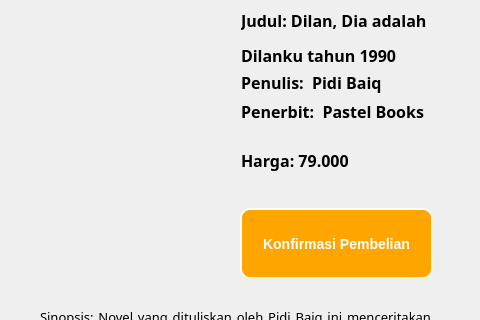
Above: konfirmasi.ui from Azzamubaidillah/BookGuiApp before the change; both pictures show x 0 to 480 and y 82 to 402 of the 480 by 547 pixel window. Below: the same form after it.
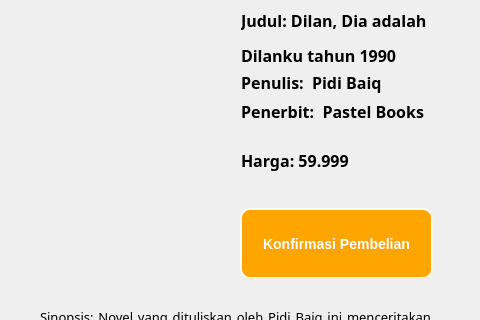
That is the form after the change. Icons and pictures are not drawn.

Diff of the .ui file:
```diff
--- a/konfirmasi.ui
+++ b/konfirmasi.ui
@@ -158,7 +158,7 @@
         </font>
        </property>
        <property name="text">
-        <string>Harga: 79.000</string>
+        <string>Harga: 59.999</string>
        </property>
       </widget>
      </item>
```
